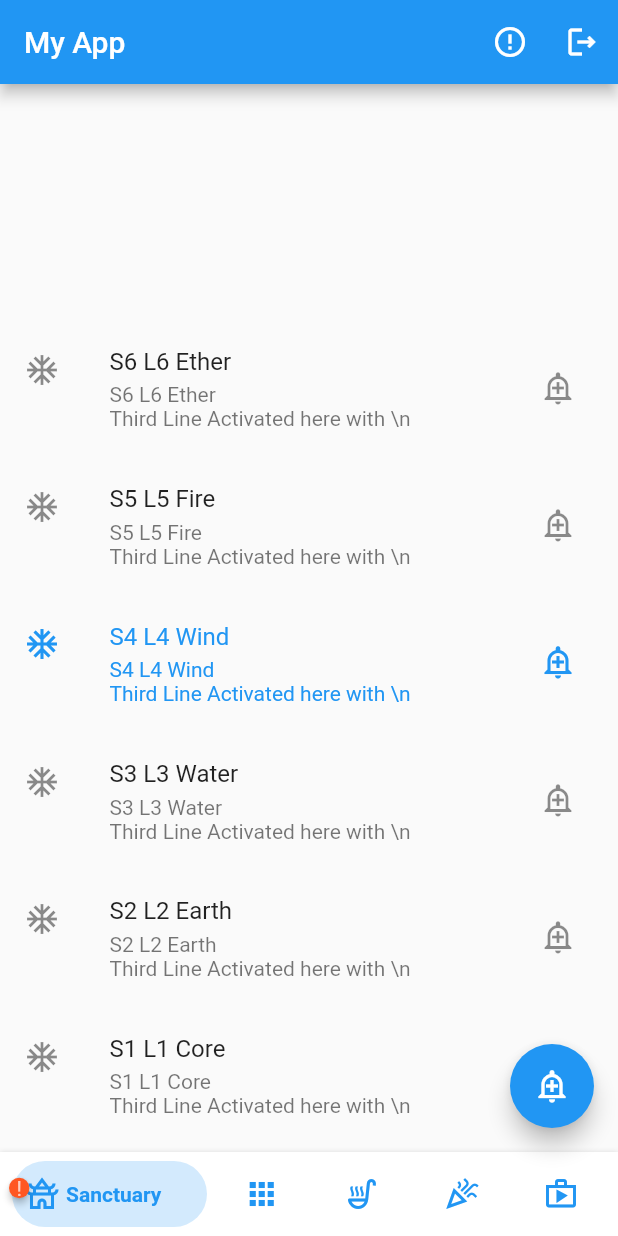
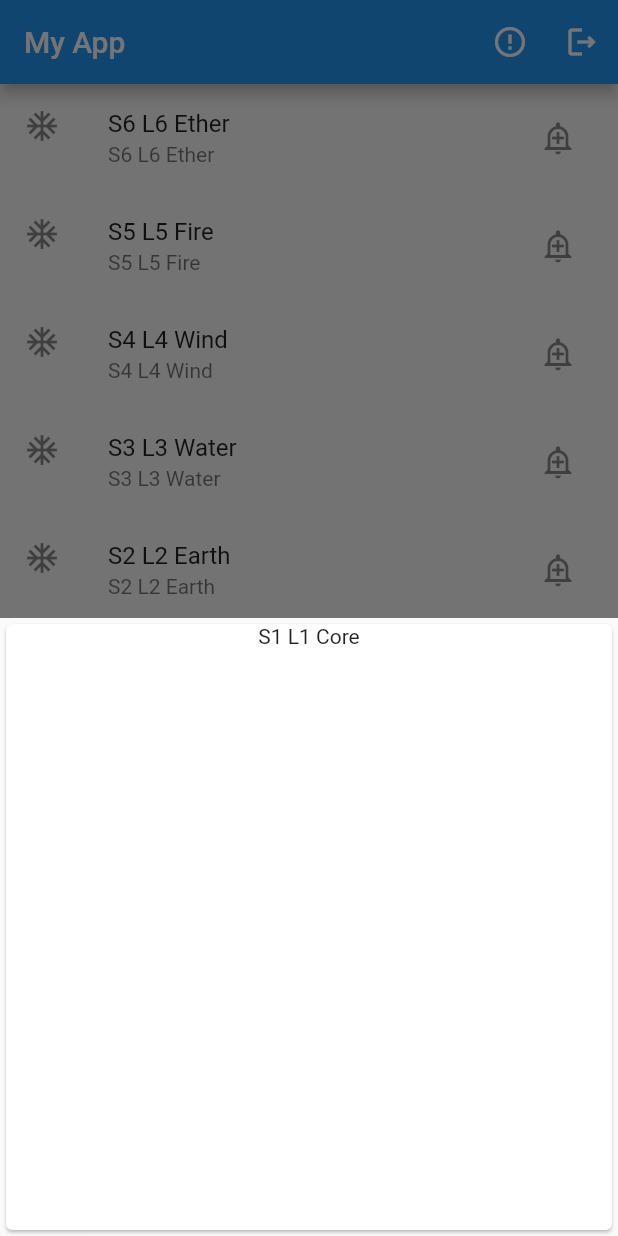
Before and after one commit to hedravBands/soul-flow, a Flutter app: the HomePage screen opened by its route, after a tap on "S1 L1 Core", on a phone screen of 412 x 824 dp. Run offline on Flutter 3.47's test engine with Material 2 defaults, Android fonts, the light colour scheme and no system bars; drawn by our look-alikes of badges, bottom_navy_bar; our stand-ins replace go_router, modal_bottom_sheet, shared_preferences; accounts and stored records are empty.

Commit message:
feat Sanctuary,   modal_bottom_sheet: ^2.1.2 with a simple card

```diff
--- a/lib/src/common/home/ui/home_page.dart
+++ b/lib/src/common/home/ui/home_page.dart
@@ -59,13 +59,14 @@ class _HomePageState extends State<HomePage> {
           ),
         ],
       ),
-      body: SizedBox.expand(
+      body: SafeArea(
+        child: SizedBox.expand(
           child: PageView(
             controller: _pageController,
             onPageChanged: (index) {
               setState(() => _currentIndex = index);
             },
-          children: <Widget>[
+            children: const <Widget>[
               SanctuaryPage(),
               ElementPage(),
               AlchemyPage(),
@@ -74,7 +75,8 @@ class _HomePageState extends State<HomePage> {
             ],
           ),
         ),
-      floatingActionButton: buildFAB(),
+      ),
+      floatingActionButton: const buildFAB(),
       bottomNavigationBar: buildBottomNavyBar(),
     );
   }
@@ -115,6 +117,7 @@ class _HomePageState extends State<HomePage> {
   }
 }
 
+// ignore: camel_case_types
 class buildFAB extends StatelessWidget {
   const buildFAB({
     Key? key,
@@ -124,7 +127,7 @@ class buildFAB extends StatelessWidget {
   Widget build(BuildContext context) {
     return FloatingActionButton(
       isExtended: true,
-      child: Icon(Icons.add_alert_outlined),
+      child: const Icon(Icons.add_alert_outlined),
       onPressed: () {},
     );
   }
--- a/lib/src/features/sanctuary/ui/sanctuary_page.dart
+++ b/lib/src/features/sanctuary/ui/sanctuary_page.dart
@@ -1,4 +1,5 @@
 import 'package:flutter/material.dart';
+import 'package:modal_bottom_sheet/modal_bottom_sheet.dart';
 
 final List<String> sanctumList = <String>[
   'S1 L1 Core',
@@ -8,6 +9,8 @@ final List<String> sanctumList = <String>[
   'S5 L5 Fire',
   'S6 L6 Ether'
 ];
+
+final List<bool> _isSelected = List.generate(sanctumList.length, (i) => false);
 
 class SanctuaryPage extends StatefulWidget {
   const SanctuaryPage({
@@ -21,8 +24,8 @@ class SanctuaryPage extends StatefulWidget {
 class _SanctuaryPageState extends State<SanctuaryPage> {
   @override
   Widget build(BuildContext context) {
-    return Scaffold(
-      body: buildListView(),
+    return const Scaffold(
+      body: SafeArea(child: buildListView()),
     );
   }
 }
@@ -34,11 +37,15 @@ class buildListView extends StatelessWidget {
 
   @override
   Widget build(BuildContext context) {
-    return ListView.builder(
+    return Expanded(
+      child: ListView.builder(
+        shrinkWrap: true,
         itemCount: sanctumList.length,
         reverse: true,
-      itemBuilder: (BuildContext context, int index) =>
-          buildListTile(index: index),
+        itemBuilder: (BuildContext context, int index) {
+          return buildListTile(index: index);
+        },
+      ),
     );
   }
 }
@@ -52,21 +59,92 @@ class buildListTile extends StatelessWidget {
 
   @override
   Widget build(BuildContext context) {
-    return ListTile(
-      visualDensity: VisualDensity(horizontal: 0.5, vertical: 0.9),
-      leading: Icon(Icons.ac_unit_outlined),
+    return Center(
+      child: ListTile(
+        leading: const Icon(Icons.ac_unit_outlined),
         title: Text(sanctumList[index]),
-      subtitle: Text(
-          sanctumList[index] + '\n' + 'Third Line Activated here with \\n'),
-      isThreeLine: true,
+        subtitle: Text(sanctumList[index]),
         enabled: 1 > 0 ? true : false,
-      selected: index == 3 ? true : false,
+        selected: _isSelected[index],
         trailing: IconButton(
-        icon: Icon(Icons.add_alert_outlined),
+          icon: const Icon(Icons.add_alert_outlined),
           onPressed: () {},
         ),
-      onTap: () {},
+        onTap: () {
+          showModalBottomSheet(
+            context: context,
+            builder: (context) {
+              return buildScrollViewOnTap(index: index);
+            },
+          );
+        },
         onLongPress: () {},
+      ),
     );
   }
 }
+
+class buildScrollViewOnTap extends StatefulWidget {
+  const buildScrollViewOnTap({
+    Key? key,
+    required this.index,
+  }) : super(key: key);
+
+  final int index;
+
+  @override
+  State<buildScrollViewOnTap> createState() => _buildScrollViewOnTapState();
+}
+
+class _buildScrollViewOnTapState extends State<buildScrollViewOnTap> {
+  @override
+  Widget build(BuildContext context) {
+    setState(() => _isSelected[widget.index] = false);
+    return SingleChildScrollView(
+      controller: ModalScrollController.of(context),
+      child: SizedBox(
+        height: MediaQuery.of(context).size.height / 2,
+        child: SafeArea(
+          child: Card(
+            child: Column(
+              children: [
+                Text(sanctumList[widget.index]),
+              ],
+            ),
+          ),
+        ),
+      ),
+    );
+  }
+}
+
+//
+// class buildBottomSheet extends StatelessWidget {
+//   final int index;
+//   const buildBottomSheet({
+//     Key? key,
+//     required this.index,
+//   }) : super(key: key);
+//
+//   @override
+//   Widget build(BuildContext context) {
+//     return showMaterialModalBottomSheet(
+//       context: context,
+//       builder: (context) => SingleChildScrollView(
+//       controller: ModalScrollController.of(context),
+//         child: ListTile(
+//           leading: Icon(Icons.ac_unit_outlined),
+//           title: Text(sanctumList[index]),
+//           subtitle: Text(sanctumList[index]),
+//           enabled: 1 > 0 ? true : false,
+//           selected: index == 3 ? true : false,
+//           trailing: IconButton(
+//             icon: Icon(Icons.add_alert_outlined),
+//             onPressed: () {},
+//           ),
+//           onTap: () {},
+//           onLongPress: () {},
+//         ),),
+//
+//     );
+//   }
--- a/pubspec.yaml
+++ b/pubspec.yaml
@@ -19,7 +19,7 @@ dependencies:
   shared_preferences: ^2.0.11 # Storage: Local
   # Presentation
   badges: ^2.0.3
-  font_awesome_flutter: ^10.2.1
+  modal_bottom_sheet: ^2.1.2
 
 dev_dependencies:
   flutter_test:
```
Also changed, not shown: pubspec.lock. Lines whose indentation alone changed are shown as unchanged.
